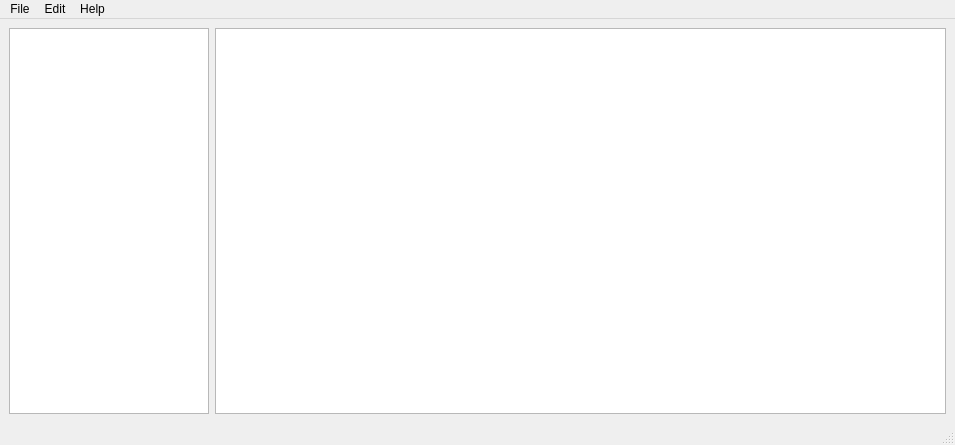
This is src/mainwindow.ui in spaceUSSR/storage as Qt 5 draws it before an edit. The edited form follows.
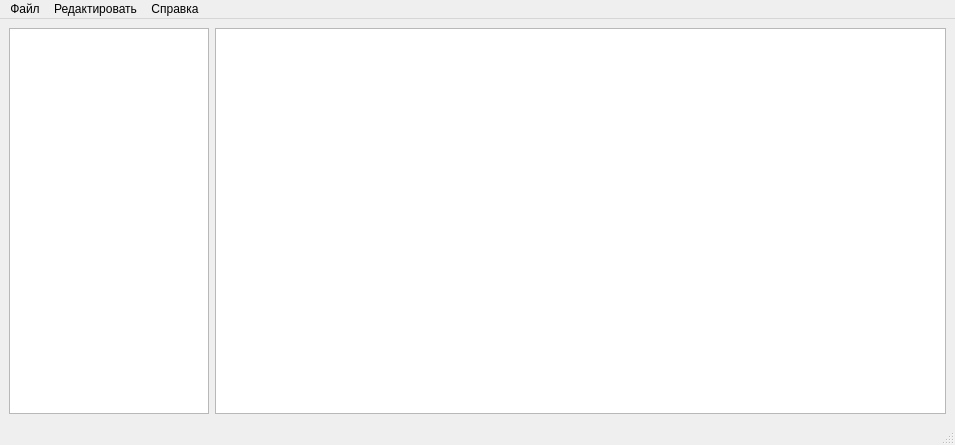
This is the edited form.

```diff
--- a/src/mainwindow.ui
+++ b/src/mainwindow.ui
@@ -44,7 +44,7 @@
    </property>
    <widget class="QMenu" name="menuFile">
     <property name="title">
-     <string>File</string>
+     <string>Файл</string>
     </property>
     <addaction name="actionExit"/>
     <addaction name="actionSave"/>
@@ -52,7 +52,7 @@
    </widget>
    <widget class="QMenu" name="menuEdit">
     <property name="title">
-     <string>Edit</string>
+     <string>Редактировать</string>
     </property>
     <addaction name="actionAdd_new_line"/>
     <addaction name="actionEdit"/>
@@ -61,7 +61,7 @@
    </widget>
    <widget class="QMenu" name="menuHelp">
     <property name="title">
-     <string>Help</string>
+     <string>Справка</string>
     </property>
     <addaction name="actionAbout"/>
    </widget>
```
Left out of the diff: 3 changed lines with no effect on the pictures.
